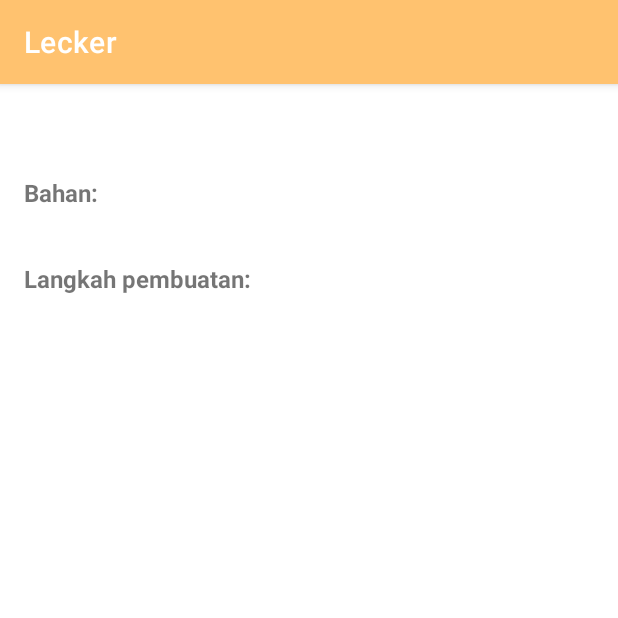
After one commit to I0719031/Bangkit-Capstone-PC628, an Android app: the RecipeDetailsActivity screen opened directly, with no data from a screen before it, on a phone screen of 412 x 824 dp, the top half of it. The commit adds this screen. Run offline under Robolectric (Android 15) with nearby library versions, the phone set to English and light mode, and no system bars.

Commit message:
Lecker update 0.3
- Added new Activity (RecipeDetailsActivity) to display with more clean for each recipes so it will not overwhelm MainActivity display
- Implement viewBinding into RecipeDetailsActivity
- Optimize every layout and other activity by reducing boilerplate and remove unused import

```diff
--- a/Lecker/app/src/main/AndroidManifest.xml
+++ b/Lecker/app/src/main/AndroidManifest.xml
@@ -28,6 +28,8 @@
 
         </activity>
 
+        <activity android:name=".RecipeDetailsActivity" />
+
     </application>
 
 </manifest>
--- /dev/null
+++ b/Lecker/app/src/main/java/com/dicoding/lecker/RecipeDetailsActivity.kt
@@ -0,0 +1,74 @@
+package com.dicoding.lecker
+
+import android.os.Build
+import android.os.Bundle
+import android.text.Html
+import android.text.Spanned
+import androidx.appcompat.app.AppCompatActivity
+import com.dicoding.lecker.databinding.ActivityRecipeDetailsBinding
+
+class RecipeDetailsActivity : AppCompatActivity() {
+    private lateinit var binding: ActivityRecipeDetailsBinding
+
+    override fun onCreate(savedInstanceState: Bundle?) {
+        super.onCreate(savedInstanceState)
+        binding = ActivityRecipeDetailsBinding.inflate(layoutInflater)
+        setContentView(binding.root)
+
+        // Retrieve the recipe details from intent extras
+        val recipeTitle = intent.getStringExtra("RECIPE_TITLE")
+        val recipeIngredients = intent.getStringExtra("RECIPE_INGREDIENTS")
+        val recipeSteps = intent.getStringExtra("RECIPE_STEPS")
+
+        // Format the recipe details
+        val formattedIngredients = recipeIngredients?.let { formatIngredients(it) }
+        val formattedSteps = recipeSteps?.let { formatSteps(it) }
+
+        // Populate the views with the formatted recipe details
+        binding.tvRecipeTitle.text = recipeTitle
+        binding.tvRecipeIngredients.text = formattedIngredients
+        binding.tvRecipeSteps.text = formattedSteps
+    }
+
+    private fun formatIngredients(ingredients: String): Spanned {
+        val formattedIngredients = ingredients.replace("--", "<br>&bull; ")
+            .removeSuffix("<br>&bull; ")
+            .prependIndent("<br>&bull; ")
+        return fromHtml(formattedIngredients)
+    }
+
+    private fun formatSteps(steps: String): Spanned {
+        val replacedText = steps.replace("--", ".")
+        val formattedSteps = replacedText.split(".")
+            .filter { it.isNotBlank() }
+            .mapIndexed { index, step ->
+                val trimmedStep = step.trim()
+                val formattedStep = "${index + 1}. ${trimmedStep}"
+                if (index > 0) {
+                    val firstChar = formattedStep.indexOfFirst { it.isLetter() }
+                    if (firstChar >= 0) {
+                        formattedStep.replaceRange(
+                            firstChar,
+                            firstChar + 1,
+                            formattedStep[firstChar].uppercase()
+                        )
+                    } else {
+                        formattedStep
+                    }
+                } else {
+                    formattedStep
+                }
+            }
+            .joinToString("<br>")
+        return fromHtml(formattedSteps)
+    }
+
+    @Suppress("DEPRECATION")
+    private fun fromHtml(html: String): Spanned {
+        return if (Build.VERSION.SDK_INT >= Build.VERSION_CODES.N) {
+            Html.fromHtml(html, Html.FROM_HTML_MODE_LEGACY)
+        } else {
+            Html.fromHtml(html)
+        }
+    }
+}
--- a/Lecker/app/src/main/java/com/dicoding/lecker/SpaceItemDecoration.kt
+++ b/Lecker/app/src/main/java/com/dicoding/lecker/SpaceItemDecoration.kt
@@ -3,10 +3,8 @@ package com.dicoding.lecker
 import android.graphics.Rect
 import android.view.View
 import androidx.recyclerview.widget.RecyclerView
-import androidx.recyclerview.widget.RecyclerView.ItemDecoration
 
-
-class SpaceItemDecoration(private val space: Int) : ItemDecoration() {
+class SpaceItemDecoration(private val space: Int) : RecyclerView.ItemDecoration() {
     override fun getItemOffsets(
         outRect: Rect,
         view: View,
--- /dev/null
+++ b/Lecker/app/src/main/res/layout/activity_recipe_details.xml
@@ -0,0 +1,59 @@
+<?xml version="1.0" encoding="utf-8"?>
+<!-- activity_recipe_details.xml -->
+
+<ScrollView xmlns:android="http://schemas.android.com/apk/res/android"
+    xmlns:tools="http://schemas.android.com/tools"
+    android:layout_width="match_parent"
+    android:layout_height="match_parent">
+
+    <RelativeLayout
+        android:layout_width="match_parent"
+        android:layout_height="wrap_content"
+        android:padding="16dp"
+        tools:context=".RecipeDetailsActivity">
+
+        <TextView
+            android:id="@+id/tvRecipeTitle"
+            android:layout_width="match_parent"
+            android:layout_height="wrap_content"
+            android:textSize="22sp"
+            android:gravity="center_horizontal"
+            android:textStyle="bold" />
+
+        <TextView
+            android:id="@+id/tvIngredientsTitle"
+            android:layout_below="@id/tvRecipeTitle"
+            android:layout_width="match_parent"
+            android:layout_height="wrap_content"
+            android:text="@string/ingredients_headline_text"
+            android:textSize="16sp"
+            android:textStyle="bold"
+            android:layout_marginTop="16dp" />
+
+        <TextView
+            android:id="@+id/tvRecipeIngredients"
+            android:layout_below="@id/tvIngredientsTitle"
+            android:layout_width="match_parent"
+            android:layout_height="wrap_content"
+            android:textSize="14sp"/>
+
+        <TextView
+            android:id="@+id/tvStepsTitle"
+            android:layout_below="@id/tvRecipeIngredients"
+            android:layout_width="match_parent"
+            android:layout_height="wrap_content"
+            android:text="@string/steps_headline_text"
+            android:textSize="16sp"
+            android:textStyle="bold"
+            android:layout_marginTop="16dp" />
+
+        <TextView
+            android:id="@+id/tvRecipeSteps"
+            android:layout_below="@id/tvStepsTitle"
+            android:layout_width="match_parent"
+            android:layout_height="wrap_content"
+            android:textSize="14sp"
+            android:layout_marginTop="8dp" />
+
+    </RelativeLayout>
+</ScrollView>
```
Also changed, not shown: Lecker/app/src/main/java/com/dicoding/lecker/RecipeAdapter.kt (+46 -2 lines), Lecker/app/src/main/java/com/dicoding/lecker/SplashScreen.kt (+5 -8 lines).
